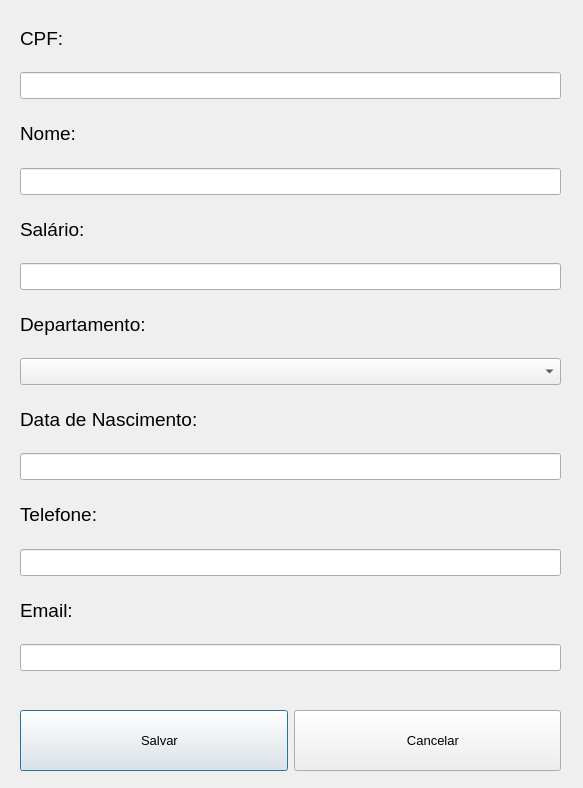
Before: the Qt Designer form editarfuncionario.ui in MariaZBP/projeto_EE_2022_1, drawn with Qt 5.
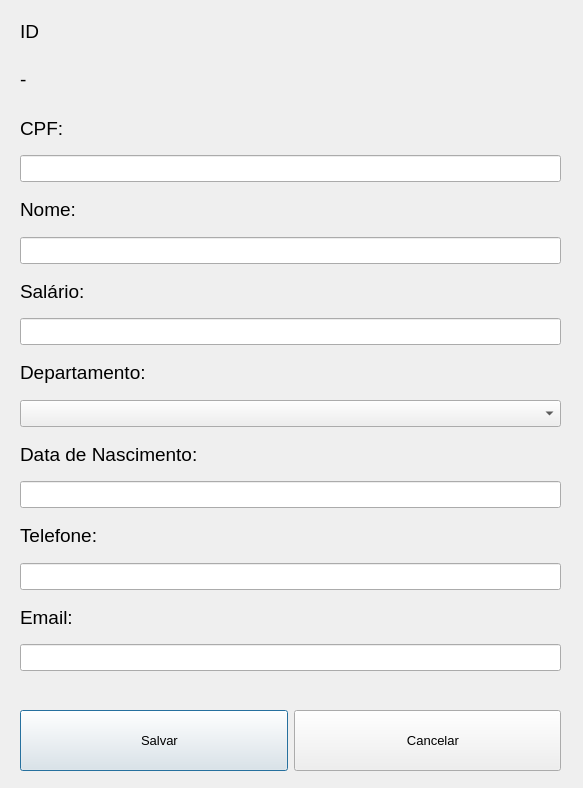
After: the same form once the commit is applied. Icons and pictures are not drawn.

Diff of the .ui file:
```diff
--- a/editarfuncionario.ui
+++ b/editarfuncionario.ui
@@ -79,6 +79,30 @@
     </rect>
    </property>
    <layout class="QVBoxLayout" name="verticalLayout">
+    <item>
+     <widget class="QLabel" name="label_8">
+      <property name="font">
+       <font>
+        <pointsize>14</pointsize>
+       </font>
+      </property>
+      <property name="text">
+       <string>ID</string>
+      </property>
+     </widget>
+    </item>
+    <item>
+     <widget class="QLabel" name="lblEditarFuncionario_ID">
+      <property name="font">
+       <font>
+        <pointsize>14</pointsize>
+       </font>
+      </property>
+      <property name="text">
+       <string>-</string>
+      </property>
+     </widget>
+    </item>
     <item>
      <widget class="QLabel" name="label">
       <property name="font">
```
